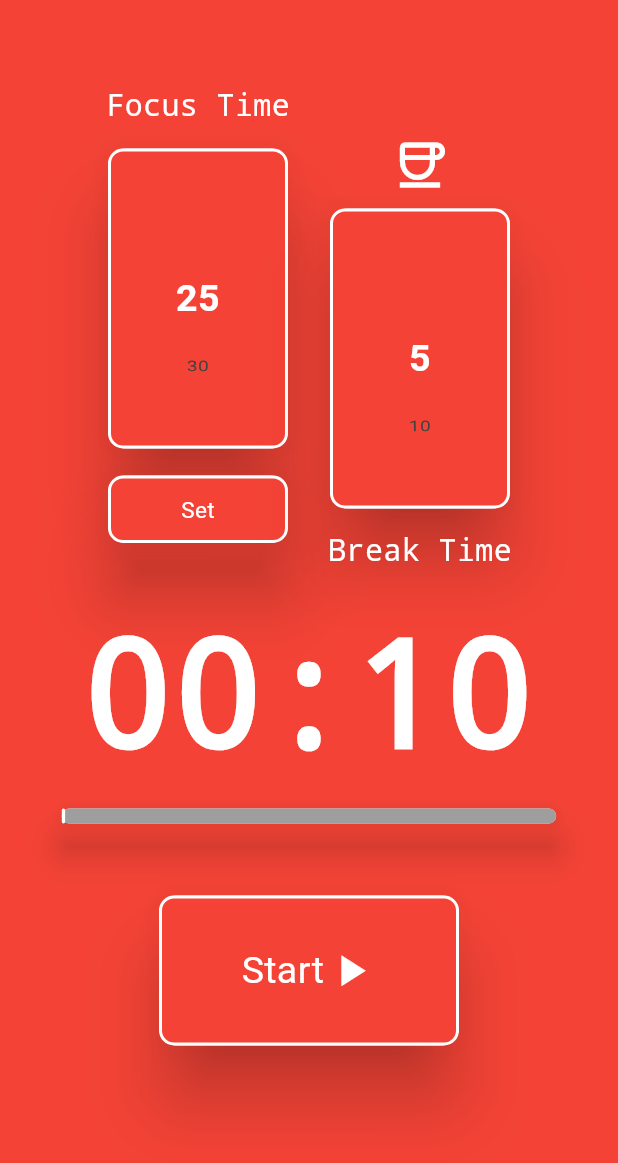
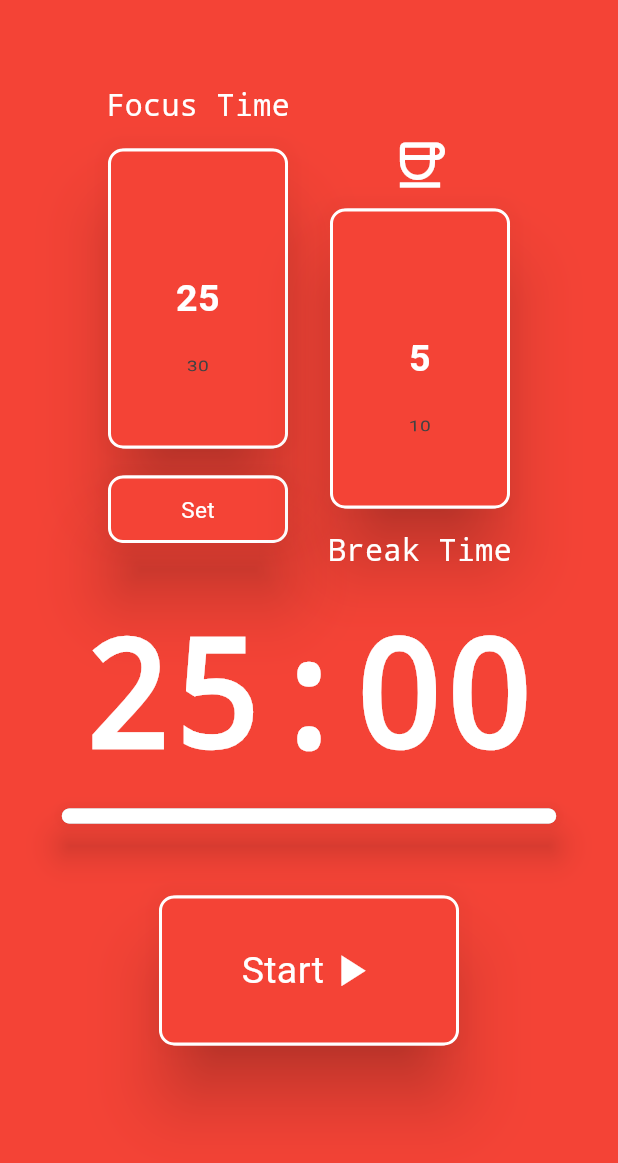
Before and after one commit to subhajitxyz/promodoro-app, a Flutter app: the screen it shows after launch, on a phone screen of 412 x 824 dp. Shown: the top 1163 px of the screen. Run offline on Flutter 3.47's test engine with Material 3 defaults, Android fonts, the light colour scheme and no system bars; drawn by our look-alikes of wheel_chooser; our stand-ins replace audioplayers.

Commit message:
test removed

```diff
--- a/lib/homepage.dart
+++ b/lib/homepage.dart
@@ -17,8 +17,8 @@ class HomePage extends StatefulWidget {
 class _HomePageState extends State<HomePage> {
   int focusTime = 25;
   bool isRunning = false;
-  Duration remainingTime = const Duration(seconds: 10);
-  // Duration remainingTime = const Duration(minutes: 25);
+  // Duration remainingTime = const Duration(seconds: 10);
+  Duration remainingTime = const Duration(minutes: 25);
   Timer? timer;
   int breakTime = 5;
 
```
